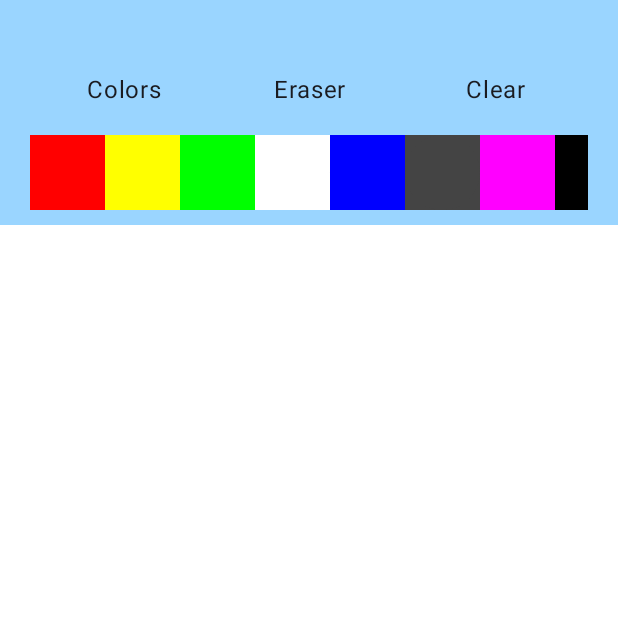
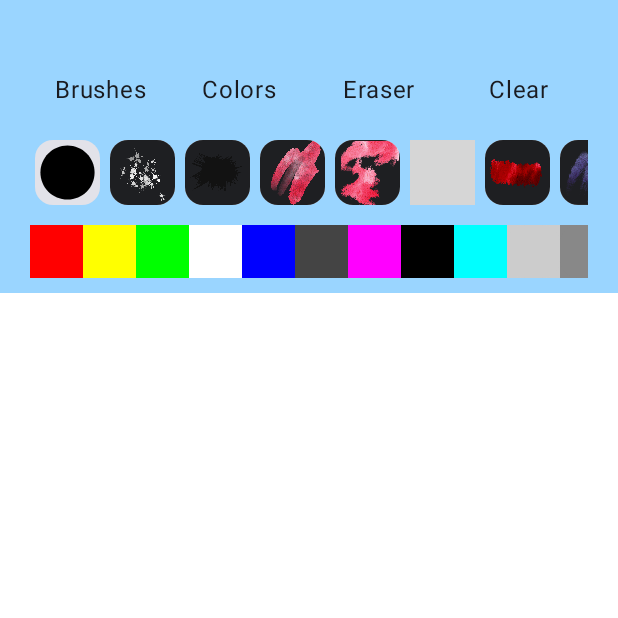
Before and after one commit to Ali0092/Compose-Art, an Android app built with Jetpack Compose: the composable DrawingCanvas shown on its own in the app's theme, after a tap on "Colors", on a phone screen of 412 x 824 dp, the top half of it. Run offline under Robolectric (Android 15) with nearby library versions, the phone set to English and light mode, and no system bars; 1 other tap on this screen came first; grey boxes are pictures that could not be loaded.

Commit message:
completed drawing canvas

```diff
--- a/app/src/main/java/com/example/compose_art/composables/DrawingCanvas.kt
+++ b/app/src/main/java/com/example/compose_art/composables/DrawingCanvas.kt
@@ -1,10 +1,10 @@
 package com.example.compose_art.composables
 
+import android.content.Context
 import android.graphics.Bitmap
 import android.graphics.BitmapFactory
-import android.graphics.Paint
-import android.graphics.Shader
 import androidx.compose.foundation.Canvas
+import androidx.compose.foundation.Image
 import androidx.compose.foundation.background
 import androidx.compose.foundation.clickable
 import androidx.compose.foundation.gestures.detectDragGestures
@@ -20,7 +20,6 @@ import androidx.compose.foundation.layout.wrapContentHeight
 import androidx.compose.foundation.lazy.LazyRow
 import androidx.compose.foundation.lazy.items
 import androidx.compose.foundation.lazy.rememberLazyListState
-import androidx.compose.foundation.shape.RoundedCornerShape
 import androidx.compose.material3.Card
 import androidx.compose.material3.CardDefaults
 import androidx.compose.material3.Text
@@ -33,29 +32,27 @@ import androidx.compose.ui.Alignment
 import androidx.compose.ui.Modifier
 import androidx.compose.ui.draw.clipToBounds
 import androidx.compose.ui.geometry.Offset
-import androidx.compose.ui.geometry.Size
-import androidx.compose.ui.graphics.Brush
 import androidx.compose.ui.graphics.Color
+import androidx.compose.ui.graphics.ColorFilter
 import androidx.compose.ui.graphics.ImageBitmap
-import androidx.compose.ui.graphics.ImageShader
 import androidx.compose.ui.graphics.Path
-import androidx.compose.ui.graphics.ShaderBrush
 import androidx.compose.ui.graphics.StrokeCap
 import androidx.compose.ui.graphics.StrokeJoin
-import androidx.compose.ui.graphics.TileMode
-import androidx.compose.ui.graphics.asComposePaint
 import androidx.compose.ui.graphics.asImageBitmap
 import androidx.compose.ui.graphics.drawscope.DrawScope
 import androidx.compose.ui.graphics.drawscope.Stroke
 import androidx.compose.ui.input.pointer.pointerInput
+import androidx.compose.ui.layout.ContentScale
 import androidx.compose.ui.platform.LocalContext
+import androidx.compose.ui.res.painterResource
 import androidx.compose.ui.text.style.TextAlign
 import androidx.compose.ui.unit.dp
 import androidx.compose.ui.unit.sp
 import androidx.compose.ui.util.fastForEach
 import androidx.lifecycle.compose.collectAsStateWithLifecycle
 import androidx.lifecycle.viewmodel.compose.viewModel
-import com.example.compose_art.R
+import com.example.compose_art.utils.Utils.brushList
+import com.example.compose_art.utils.Utils.colorsList
 import com.example.compose_art.viewmodel.DrawingViewModel
 import kotlin.math.abs
 
@@ -65,28 +62,13 @@ fun DrawingCanvas() {
     val viewModel: DrawingViewModel = viewModel()
     val drawingState = viewModel.drawingState.collectAsStateWithLifecycle()
     var showColorRow by remember { mutableStateOf(false) }
+    var showBrushes by remember { mutableStateOf(false) }
+    val context = LocalContext.current
 
     Column(
-        modifier = Modifier
-            .clipToBounds()
-            .fillMaxSize()
+        modifier = Modifier.fillMaxSize()
     ) {
-
-        val colorsList = mutableListOf(
-            Color.Red,
-            Color.Yellow,
-            Color.Green,
-            Color.White,
-            Color.Blue,
-            Color.DarkGray,
-            Color.Magenta,
-            Color.Black,
-            Color.Cyan,
-            Color.LightGray,
-            Color.Gray
-        )
-
-        //Top Row....
+        //Top Bar
         Column(
             modifier = Modifier
                 .fillMaxWidth()
@@ -98,84 +80,56 @@ fun DrawingCanvas() {
                 verticalAlignment = Alignment.CenterVertically,
                 horizontalArrangement = Arrangement.Center
             ) {
-                Row(modifier = Modifier
-                    .height(40.dp)
-                    .weight(1f)
-                    .clickable {
-                        showColorRow = !showColorRow
-                    },
-                    verticalAlignment = Alignment.CenterVertically,
-                    horizontalArrangement = Arrangement.Center
-                ) {
-                    Text(text = "Colors", textAlign = TextAlign.Center, fontSize = 16.sp)
-                }
-
-                Row(
+                //brushes
+                TopRowItem(
                     modifier = Modifier
                         .height(40.dp)
-                        .weight(1f)
-                        .clickable {
-                            viewModel.onSetColor(Color.White)
-                        },
-                    verticalAlignment = Alignment.CenterVertically,
-                    horizontalArrangement = Arrangement.Center
+                        .weight(1f), "Brushes"
                 ) {
-                    Text(text = "Eraser", textAlign = TextAlign.Center, fontSize = 16.sp)
+                    showBrushes = !showBrushes
                 }
-                Row(
+                //Colors
+                TopRowItem(
                     modifier = Modifier
                         .height(40.dp)
-                        .weight(1f)
-                        .clickable {
-                            viewModel.onClearedCanvasClicked()
-                        },
-                    verticalAlignment = Alignment.CenterVertically,
-                    horizontalArrangement = Arrangement.Center
+                        .weight(1f), "Colors"
                 ) {
-                    Text(text = "Clear", textAlign = TextAlign.Center, fontSize = 16.sp)
+                    showColorRow = !showColorRow
                 }
-
-            }
-            if (showColorRow) {
-                LazyRow(modifier = Modifier.padding(top = 10.dp), state = rememberLazyListState()) {
-                    items(colorsList) { color ->
-                        Card(
-                            modifier = Modifier
-                                .size(50.dp)
-                                .background(color)
-                                .clickable {
-                                    viewModel.onSetColor(color)
-                                },
-                            shape = RoundedCornerShape(50.dp),
-                            colors = CardDefaults.cardColors(
-                                containerColor = color
-                            )
-                        ) {}
-                    }
+                //Eraser
+                TopRowItem(
+                    modifier = Modifier
+                        .height(40.dp)
+                        .weight(1f), "Eraser"
+                ) {
+                    viewModel.onSetColor(Color.White)
+                    viewModel.onSetBrush(null)
+                }
+                //Clear Canvas
+                TopRowItem(
+                    modifier = Modifier
+                        .height(40.dp)
+                        .weight(1f), "Clear"
+                ) {
+                    viewModel.onClearedCanvasClicked()
                 }
             }
+            //brushes row
+            if (showBrushes) {
+                BrushesRow(context, viewModel = viewModel)
+            }
+            //color selection row
+            if (showColorRow) {
+                ColorsRow(viewModel)
+            }
+
         }
 
-        val context = LocalContext.current
-//        val bitmap = remember {
-//            val resId = R.drawable.texture1 // Replace with your image
-//            val original = BitmapFactory.decodeResource(context.resources, resId)
-//
-//            // Resize the bitmap to 50x50 pixels
-//            Bitmap.createScaledBitmap(original, 50, 50, true).asImageBitmap()
-//        }
-//
-//        val brushBitmap = rememberBrushBitmap()
-//        val paint = Paint().apply {
-//            shader = ImageShader(brushBitmap.asImageBitmap(), TileMode.Repeated, TileMode.Repeated)
-//            alpha = 150 // Adjust transparency for realism
-//        }
-
-        val x = rememberSprayPaintBrush()
-
+        //Canvas
         Canvas(modifier = Modifier
             .fillMaxWidth()
             .weight(6f)
+            .clipToBounds()
             .background(Color.White)
             .pointerInput(true) {
                 detectDragGestures(onDragStart = {
@@ -192,35 +146,17 @@ fun DrawingCanvas() {
         ) {
             //all Paths
             drawingState.value.paths.fastForEach { pathData ->
-                drawPath(pathData.path, color = pathData.color, strokeWidth = 50f)
+                drawPath(
+                    path = pathData.path,
+                    image = pathData.brush,
+                    color = pathData.color,
+                    strokeWidth = 50f
+                )
             }
             //current Path
             drawingState.value.currentPath?.let {
-                drawPath(it.path, color = it.color, strokeWidth = 50f)
-            }
-        }
-    }
-
-}
-@Composable
-fun rememberBrushBitmap(): ImageBitmap {
-    val context = LocalContext.current
-    return remember {
-        BitmapFactory.decodeStream(context.assets.open("texture1.webp")).asImageBitmap() // Place the image in assets folder
-    }
-}
-
-@Composable
-fun rememberSprayPaintBrush(): Brush {
-    val brushBitmap = rememberBrushBitmap()
-
-    return remember {
-        object : ShaderBrush() {
-            override fun createShader(size: Size): Shader {
-                return ImageShader(
-                    brushBitmap,
-                    TileMode.Repeated, // Repeat texture in X direction
-                    TileMode.Repeated  // Repeat texture in Y direction
+                drawPath(
+                    path = it.path, image = it.brush, color = it.color, strokeWidth = 50f
                 )
             }
         }
@@ -228,7 +164,7 @@ fun rememberSprayPaintBrush(): Brush {
 }
 
 fun DrawScope.drawPath(
-    path: List<Offset>, color: Color, strokeWidth: Float
+    path: List<Offset>, image: ImageBitmap? = null, color: Color, strokeWidth: Float
 ) {
     val smoothedPath = Path().apply {
         if (path.isNotEmpty()) {
@@ -251,13 +187,82 @@ fun DrawScope.drawPath(
         }
     }
 
-    // Adjust width based on direction
+    if (image != null) {
+        path.forEach { offSet ->
+            drawImage(image, topLeft = offSet, colorFilter = ColorFilter.tint(color))
+        }
+    } else {
+        drawPath(
+            path = smoothedPath, color = color, style = Stroke(
+                width = strokeWidth, cap = StrokeCap.Round, join = StrokeJoin.Round
+            )
+        )
+    }
+}
 
-    drawPath(
-        path = smoothedPath,
-        color = color,
-            style = Stroke(
-            width = strokeWidth, cap = StrokeCap.Round, join = StrokeJoin.Round
-        )
-    )
+fun getBitmapOfImage(context: Context, resId: Int?): ImageBitmap? {
+    if (resId == null) {
+        return null
+    }
+    val original = BitmapFactory.decodeResource(context.resources, resId)
+    return Bitmap.createScaledBitmap(original, 100, 100, true).asImageBitmap()
 }
+
+@Composable
+fun TopRowItem(modifier: Modifier = Modifier, text: String = "", onItemClicked: () -> Unit) {
+    Row(
+        modifier = modifier.clickable {
+            onItemClicked()
+        },
+        verticalAlignment = Alignment.CenterVertically,
+        horizontalArrangement = Arrangement.Center
+    ) {
+        Text(text = text, textAlign = TextAlign.Center, fontSize = 16.sp)
+    }
+
+}
+
+@Composable
+fun BrushesRow(context: Context, viewModel: DrawingViewModel) {
+    LazyRow(
+        modifier = Modifier.padding(top = 10.dp),
+        state = rememberLazyListState()) {
+        items(brushList) { img ->
+            Card(modifier = Modifier
+                .size(50.dp)
+                .padding(3.dp)
+                .clickable {
+                    viewModel.onSetBrush(
+                        getBitmapOfImage(
+                            context, img.brushResource
+                        )
+                    )
+                }) {
+                Image(
+                    painter = painterResource(img.brushPlaceHolder),
+                    contentDescription = "",
+                    contentScale = ContentScale.FillBounds
+                )
+            }
+        }
+    }
+}
+
+@Composable
+fun ColorsRow(viewModel: DrawingViewModel) {
+    LazyRow(
+        modifier = Modifier.padding(top = 10.dp),
+        state = rememberLazyListState()) {
+        items(colorsList) { color ->
+            Card(
+                modifier = Modifier
+                    .size(35.dp)
+                    .background(color)
+                    .clickable {
+                        viewModel.onSetColor(color)
+                    },
+                colors = CardDefaults.cardColors(containerColor = color)
+            ) {}
+        }
+    }
+}
--- /dev/null
+++ b/app/src/main/java/com/example/compose_art/model/BrushData.kt
@@ -0,0 +1,3 @@
+package com.example.compose_art.model
+
+data class BrushData(val brushPlaceHolder: Int, val brushResource: Int? = null)
--- /dev/null
+++ b/app/src/main/res/drawable/b0.xml
@@ -0,0 +1,10 @@
+<vector xmlns:android="http://schemas.android.com/apk/res/android"
+    android:height="50dp"
+    android:tint="#000000"
+    android:viewportHeight="24"
+    android:viewportWidth="24"
+    android:width="50dp">
+
+    <path android:fillColor="@android:color/white" android:pathData="M12,2C6.47,2 2,6.47 2,12s4.47,10 10,10 10,-4.47 10,-10S17.53,2 12,2z"/>
+
+</vector>
```
Also changed, not shown: app/src/main/java/com/example/compose_art/MainActivity.kt (+1 -52 lines), app/src/main/java/com/example/compose_art/model/PathData.kt (added, +11 -0 lines), app/src/main/java/com/example/compose_art/states/DrawingState.kt (added, +12 -0 lines), app/src/main/java/com/example/compose_art/utils/Utils.kt (added, +37 -0 lines), app/src/main/java/com/example/compose_art/viewmodel/DrawingViewModel.kt (+21 -48 lines), app/src/main/res/drawable/b10_placeholder.PNG (added), app/src/main/res/drawable/b1_placeholder.PNG (added), app/src/main/res/drawable/b2_placeholder.PNG (added), app/src/main/res/drawable/b3_placeholder.PNG (added), app/src/main/res/drawable/b4_placeholder.PNG (added), app/src/main/res/drawable/b6_placeholder.PNG (added), app/src/main/res/drawable/b7_placeholder.PNG (added), app/src/main/res/drawable/b8_placeholder.PNG (added), 2 other files.
